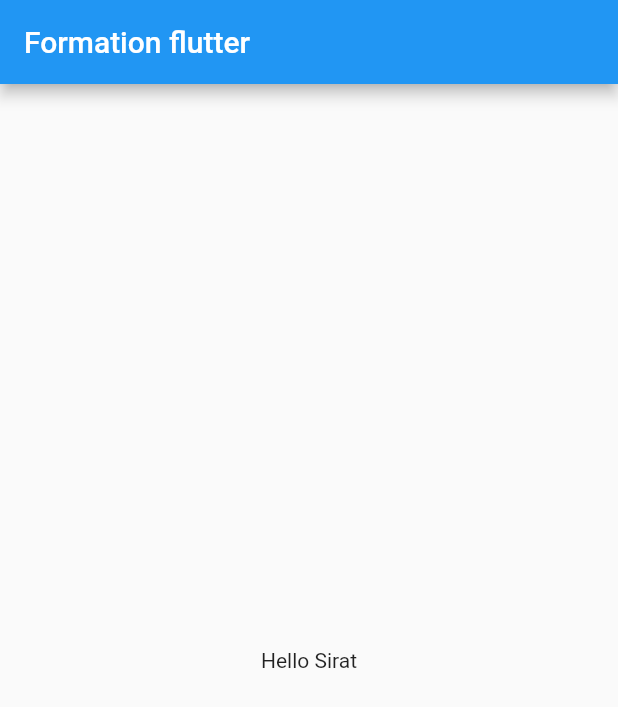
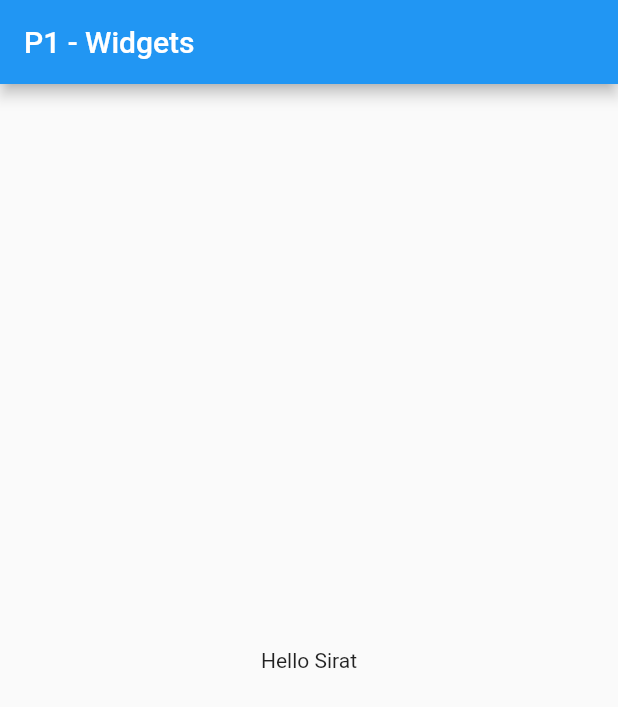
Before and after one commit to youssefmarzouk621/formation_flutter, a Flutter app: the screen it shows after launch, on a phone screen of 412 x 824 dp. Shown: the top 707 px of the screen. Run offline on Flutter 3.47's test engine with Material 2 defaults, Android fonts, the phone set to English and light mode, and no system bars.

Commit message:
init branch

```diff
--- a/lib/main.dart
+++ b/lib/main.dart
@@ -15,7 +15,7 @@ class MyApp extends StatelessWidget {
       ),
       home: Scaffold(
           appBar: AppBar(
-            title: Text('Formation flutter'),
+            title: Text('P1 - Widgets'),
           ),
           body: Center(
             child: Text("Hello Sirat"),
```
